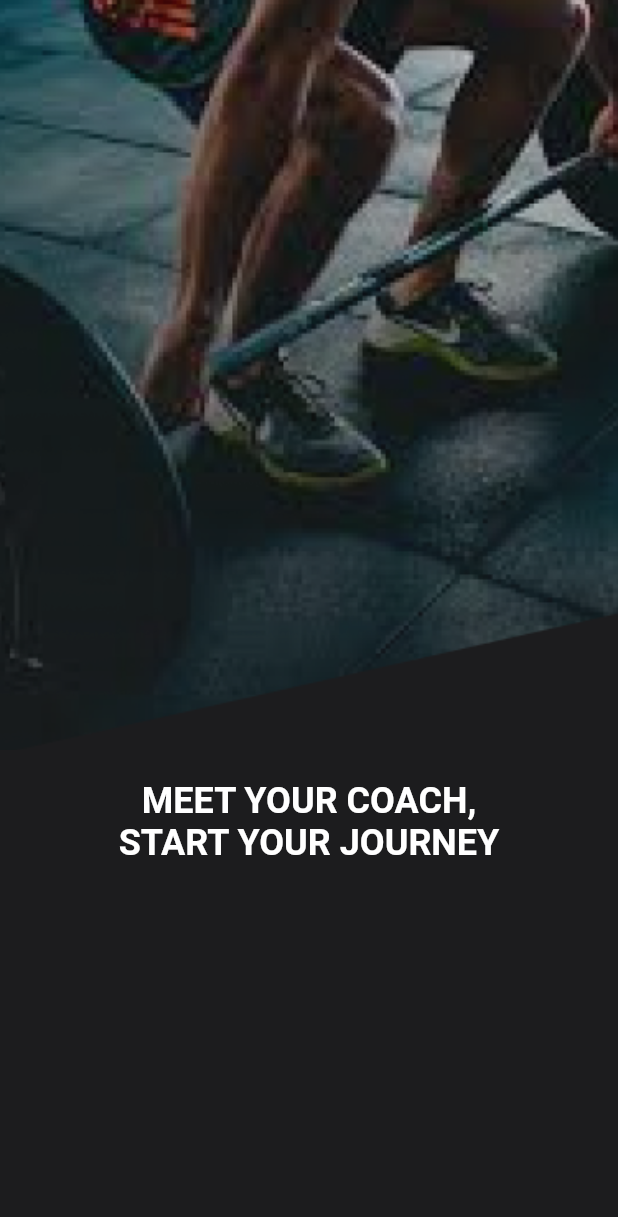
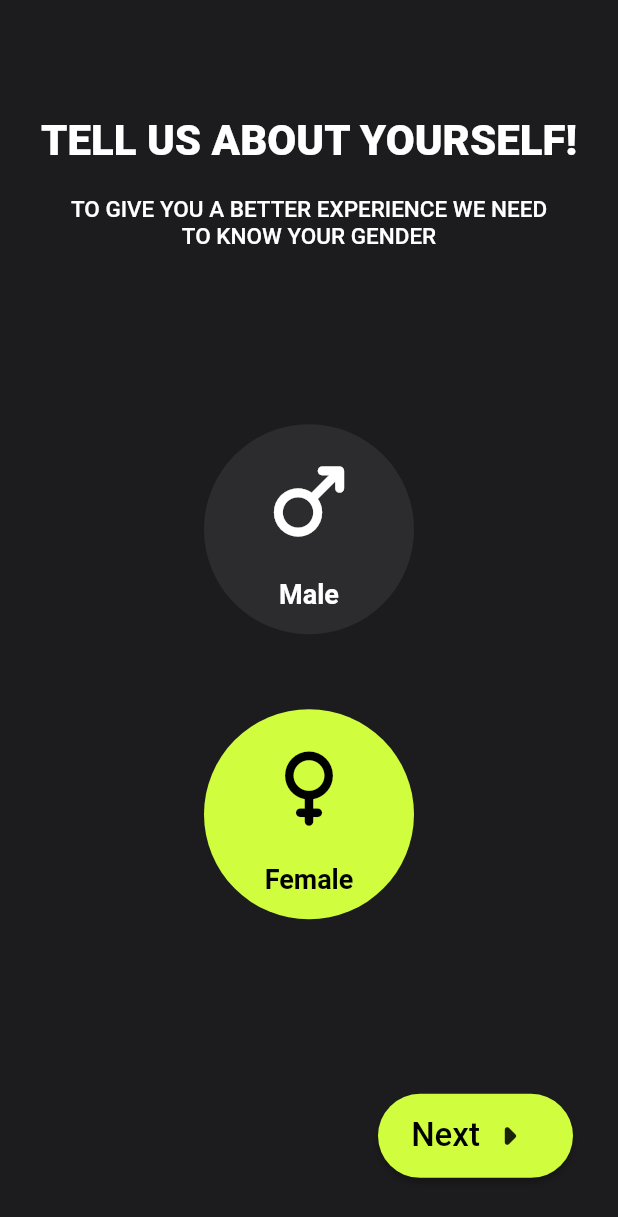
Before and after one commit to A7med3laa2001/gymapp, a Flutter app: the screen it shows after launch, on a phone screen of 412 x 824 dp. Shown: the top 1217 px of the screen. Run offline on Flutter 3.47's test engine with Material 2 defaults, Android fonts, the light colour scheme and no system bars; our stand-ins replace smooth_page_indicator.

Commit message:
onboarding indicator & gender selection done

```diff
--- a/lib/Constants/colors_gym.dart
+++ b/lib/Constants/colors_gym.dart
@@ -1,5 +1,11 @@
 import 'package:flutter/material.dart';
 
-Color primaryColor = const Color(0xff1C1C1E);
+Color backgroundColor = const Color(0xff1C1C1E);
+
+Color unselectedDotsColor = const Color(0xff3A3A3C);
+
+Color primaryColor = const Color(0xffD0FD3E);
 
 Color fontTextColor = const Color(0xffffffff);
+
+Color genderSelectionColor = const Color(0xff2c2c2e);
--- a/lib/main.dart
+++ b/lib/main.dart
@@ -1,6 +1,6 @@
 import 'package:flutter/material.dart';
 
-import 'Screens/splash_view/widgets/splash_view_body.dart';
+import 'views/gender_view/gender_view.dart';
 
 void main() {
   runApp(const GymApp());
@@ -17,7 +17,7 @@ class GymApp extends StatelessWidget {
       theme: ThemeData(
         primarySwatch: Colors.blue,
       ),
-      home: const SplashViewBody(),
+      home: const GenderView(),
     );
   }
 }
--- /dev/null
+++ b/lib/shared/widgets/custom_next_button.dart
@@ -0,0 +1,42 @@
+import 'package:flutter/material.dart';
+import 'package:gymapp/constants/colors_gym.dart';
+
+class CustomNextButton extends StatelessWidget {
+  const CustomNextButton({super.key, this.onPressed});
+
+  final Function()? onPressed;
+
+  @override
+  Widget build(BuildContext context) {
+    return SizedBox(
+      width: 130,
+      child: MaterialButton(
+        padding: const EdgeInsets.symmetric(
+          vertical: 8,
+          horizontal: 15,
+        ),
+        shape: RoundedRectangleBorder(
+          borderRadius: BorderRadius.circular(30),
+        ),
+        onPressed: onPressed,
+        color: primaryColor,
+        child: const Row(
+          mainAxisAlignment: MainAxisAlignment.center,
+          children: [
+            Text(
+              'Next',
+              style: TextStyle(
+                color: Colors.black,
+                fontSize: 22,
+              ),
+            ),
+            Icon(
+              Icons.arrow_right_rounded,
+              size: 40,
+            )
+          ],
+        ),
+      ),
+    );
+  }
+}
--- a/lib/Widgets/on_board_content.dart
+++ b/lib/shared/widgets/on_board_content.dart
@@ -1,5 +1,5 @@
 import 'package:flutter/material.dart';
-import 'package:gymapp/Constants/colors_gym.dart';
+import 'package:gymapp/constants/colors_gym.dart';
 
 class OnBoardContent extends StatelessWidget {
   const OnBoardContent({
@@ -22,9 +22,9 @@ class OnBoardContent extends StatelessWidget {
             decoration: BoxDecoration(
                 image: DecorationImage(
                     image: AssetImage(image), fit: BoxFit.fitWidth)),
-            child: Text('')),
-        SizedBox(
-          height: 20,
+            child: const Text('')),
+        const SizedBox(
+          height: 30,
         ),
         buildText(text: description),
         buildText(text: descriptionContinue),
--- /dev/null
+++ b/lib/views/gender_view/gender_view.dart
@@ -0,0 +1,18 @@
+import 'package:flutter/material.dart';
+import 'package:gymapp/constants/colors_gym.dart';
+
+import 'widgets/gender_view_body.dart';
+
+class GenderView extends StatelessWidget {
+  const GenderView({super.key});
+
+  @override
+  Widget build(BuildContext context) {
+    return SafeArea(
+      child: Scaffold(
+        backgroundColor: backgroundColor,
+        body: const GenderViewBody(),
+      ),
+    );
+  }
+}
--- /dev/null
+++ b/lib/views/gender_view/widgets/gender_view_body.dart
@@ -0,0 +1,135 @@
+import 'package:flutter/material.dart';
+import 'package:gymapp/constants/colors_gym.dart';
+import 'package:gymapp/shared/widgets/custom_next_button.dart';
+
+class GenderViewBody extends StatefulWidget {
+  const GenderViewBody({super.key});
+
+  @override
+  State<GenderViewBody> createState() => _GenderViewBodyState();
+}
+
+class _GenderViewBodyState extends State<GenderViewBody> {
+  bool isClicked = false;
+
+  @override
+  Widget build(BuildContext context) {
+    return Center(
+      child: Column(
+        mainAxisAlignment: MainAxisAlignment.center,
+        children: [
+          const Spacer(
+            flex: 2,
+          ),
+          const Text(
+            'TELL US ABOUT YOURSELF!',
+            style: TextStyle(
+              fontSize: 28,
+              fontWeight: FontWeight.w800,
+              color: Colors.white,
+            ),
+          ),
+          const SizedBox(
+            height: 20,
+          ),
+          SizedBox(
+            width: MediaQuery.of(context).size.width * 0.8,
+            child: const Text(
+              textAlign: TextAlign.center,
+              'TO GIVE YOU A BETTER EXPERIENCE WE NEED TO KNOW YOUR GENDER',
+              style: TextStyle(
+                fontSize: 15,
+                fontWeight: FontWeight.w500,
+                color: Colors.white,
+              ),
+            ),
+          ),
+          const Spacer(
+            flex: 3,
+          ),
+          GestureDetector(
+            onTap: () {
+              isClicked = !isClicked;
+              setState(() {});
+            },
+            child: CustomGenderSelection(
+              isClicked: isClicked,
+              icon: Icons.male_rounded,
+              gender: 'Male',
+            ),
+          ),
+          const SizedBox(
+            height: 50,
+          ),
+          GestureDetector(
+            onTap: () {
+              isClicked = !isClicked;
+              setState(() {});
+            },
+            child: CustomGenderSelection(
+              isClicked: !isClicked,
+              icon: Icons.female_rounded,
+              gender: 'Female',
+            ),
+          ),
+          const Spacer(
+            flex: 3,
+          ),
+          Row(
+            mainAxisAlignment: MainAxisAlignment.end,
+            children: [
+              Padding(
+                padding: const EdgeInsets.only(right: 30),
+                child: CustomNextButton(
+                  onPressed: () {},
+                ),
+              ),
+            ],
+          ),
+          const Spacer(
+            flex: 1,
+          ),
+        ],
+      ),
+    );
+  }
+}
+
+class CustomGenderSelection extends StatelessWidget {
+  const CustomGenderSelection({
+    super.key,
+    required this.isClicked,
+    required this.icon,
+    required this.gender,
+  });
+
+  final bool isClicked;
+  final IconData icon;
+  final String gender;
+
+  @override
+  Widget build(BuildContext context) {
+    return CircleAvatar(
+      backgroundColor: isClicked == true ? primaryColor : genderSelectionColor,
+      radius: 70,
+      child: Column(
+        mainAxisAlignment: MainAxisAlignment.spaceEvenly,
+        children: [
+          Icon(
+            icon,
+            size: 70,
+            color: isClicked == true ? Colors.black : Colors.white,
+          ),
+          Text(
+            gender,
+            style: TextStyle(
+              color: isClicked == true ? Colors.black : Colors.white,
+              fontSize: 18,
+              fontWeight: FontWeight.w600,
+            ),
+          ),
+        ],
+      ),
+    );
+  }
+}
--- a/lib/Screens/onboarding_screen.dart
+++ b/lib/views/onboarding_view/onboarding_screen.dart
@@ -1,6 +1,7 @@
 import 'package:flutter/material.dart';
-import 'package:gymapp/Constants/colors_gym.dart';
-import 'package:gymapp/Widgets/on_board_content.dart';
+import 'package:gymapp/constants/colors_gym.dart';
+import 'package:gymapp/shared/widgets/on_board_content.dart';
+import 'package:smooth_page_indicator/smooth_page_indicator.dart';
 
 class OnBoardingScreen extends StatefulWidget {
   const OnBoardingScreen({super.key});
@@ -27,19 +28,34 @@ class _OnBoardingScreenState extends State<OnBoardingScreen> {
   @override
   Widget build(BuildContext context) {
     return Scaffold(
-      backgroundColor: primaryColor,
+      backgroundColor: backgroundColor,
       body: SafeArea(
         child: Column(
           children: [
             Expanded(
               child: PageView.builder(
                 itemCount: data.length,
-                  controller: pageController,
-                  itemBuilder: (context, index) => OnBoardContent(
-                        image: data[index].image,
-                        description: data[index].description,
-                        descriptionContinue: data[index].descriptionContinue,
-                      )),
+                controller: pageController,
+                itemBuilder: (context, index) => OnBoardContent(
+                  image: data[index].image,
+                  description: data[index].description,
+                  descriptionContinue: data[index].descriptionContinue,
+                ),
+              ),
+            ),
+            SmoothPageIndicator(
+              controller: pageController, // PageController
+              count: 3,
+              effect: ExpandingDotsEffect(
+                dotHeight: 4,
+                dotWidth: 18,
+                dotColor: unselectedDotsColor,
+                activeDotColor: primaryColor,
+              ), // your preferred effect
+              onDotClicked: (index) {},
+            ),
+            const SizedBox(
+              height: 30,
             ),
           ],
         ),
--- a/lib/Screens/splash_view/widgets/splash_view_body.dart
+++ b/lib/views/splash_view/widgets/splash_view_body.dart
@@ -1,6 +1,6 @@
 import 'package:flutter/material.dart';
-import 'package:gymapp/Constants/colors_gym.dart';
-import 'package:gymapp/Screens/onboarding_screen.dart';
+import 'package:gymapp/constants/colors_gym.dart';
+import 'package:gymapp/views/onboarding_view/onboarding_screen.dart';
 
 class SplashViewBody extends StatefulWidget {
   const SplashViewBody({super.key});
@@ -26,7 +26,7 @@ class _SplashViewBodyState extends State<SplashViewBody> {
   @override
   Widget build(BuildContext context) {
     return Scaffold(
-      backgroundColor: primaryColor,
+      backgroundColor: backgroundColor,
       body: Center(
         child: Column(
           mainAxisAlignment: MainAxisAlignment.center,
@@ -35,7 +35,7 @@ class _SplashViewBodyState extends State<SplashViewBody> {
               'assets/images/Mask group.png',
             ),
             const SizedBox(
-              height: 8,
+              height: 15,
             ),
             Image.asset(
               'assets/images/Logo.png',
--- a/pubspec.yaml
+++ b/pubspec.yaml
@@ -37,6 +37,8 @@ dependencies:
   # Use with the CupertinoIcons class for iOS style icons.
   cupertino_icons: ^1.0.2
   onboarding: ^3.1.0
+  smooth_page_indicator: ^1.1.0
+  gender_picker: ^1.1.0
 
 dev_dependencies:
   flutter_test:
```
Also changed, not shown: lib/views/splash_view/splash_view.dart (renamed from lib/Screens/splash_view/splash_view.dart), pubspec.lock, 1 other file.
